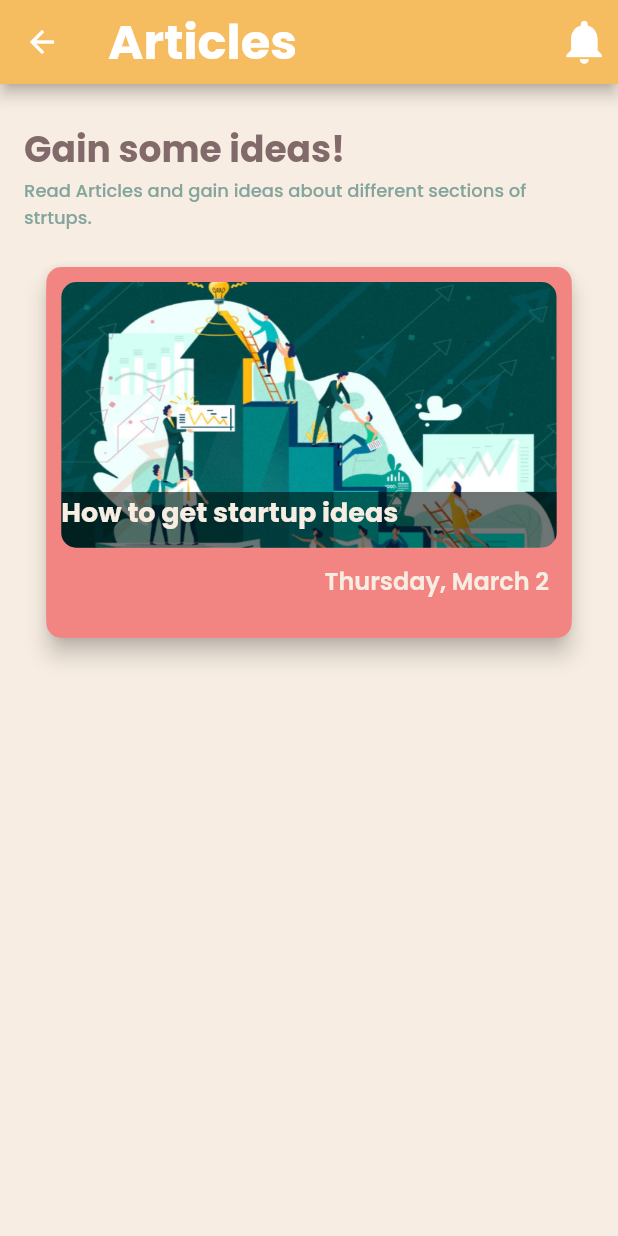
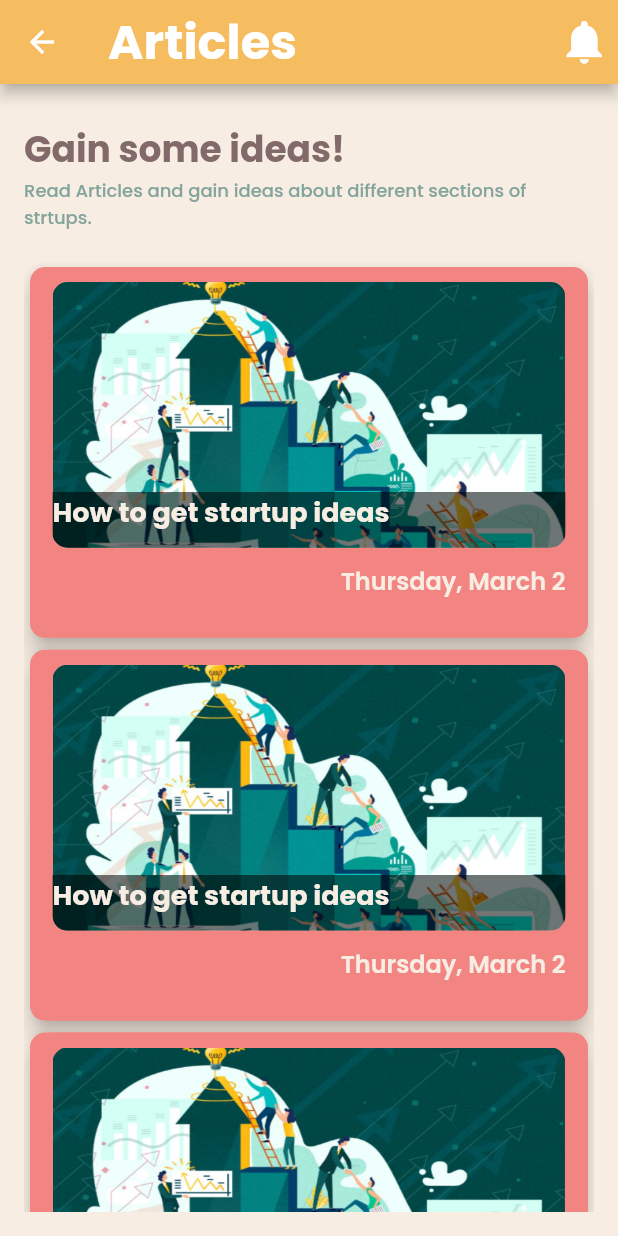
Before and after one commit to IrshadSTX/foundr-mobile-application, a Flutter app: the ArticleScreen screen opened directly, on a phone screen of 412 x 824 dp. Run offline on Flutter 3.47's test engine with Material 2 defaults, Android fonts, the phone set to English and light mode, and no system bars; our stand-ins replace dio, flutter_secure_storage, google_fonts, jwt_decoder; missing offline and left inert: circle_bottom_navigation_bar; accounts and stored records are empty.

Commit message:
articlesetdesign

```diff
--- a/lib/views/main_screens/article_screen/article_screen.dart
+++ b/lib/views/main_screens/article_screen/article_screen.dart
@@ -2,7 +2,8 @@ import 'package:flutter/material.dart';
 import 'package:foundr_project/core/colors.dart';
 import 'package:foundr_project/core/constants.dart';
 import 'package:foundr_project/core/widgets/textstyle.dart';
-import 'package:foundr_project/views/main_screens/article_screen/widgets/article_card_widget.dart';
+
+import 'widgets/article_card_widget.dart';
 
 class ArticleScreen extends StatelessWidget {
   const ArticleScreen({super.key});
@@ -54,16 +55,12 @@ class ArticleScreen extends StatelessWidget {
               ],
             ),
             kHeight20,
-            Card(
-              color: kRose,
-              elevation: 6,
-              shape: const RoundedRectangleBorder(
-                borderRadius: BorderRadius.all(
-                  Radius.circular(10),
-                ),
+            Expanded(
+              child: ListView.builder(
+                itemBuilder: (context, index) => ArticleCardWidget(size: size),
+                itemCount: 3,
               ),
-              child: ArticleCardWIdget(size: size),
-            )
+            ),
           ],
         ),
       ),
--- a/lib/views/main_screens/article_screen/widgets/article_card_widget.dart
+++ b/lib/views/main_screens/article_screen/widgets/article_card_widget.dart
@@ -1,9 +1,10 @@
 import 'package:flutter/material.dart';
 import 'package:foundr_project/core/colors.dart';
-import 'package:foundr_project/core/widgets/textstyle.dart';
 
-class ArticleCardWIdget extends StatelessWidget {
-  const ArticleCardWIdget({
+import '../../../../core/widgets/textstyle.dart';
+
+class ArticleCardWidget extends StatelessWidget {
+  const ArticleCardWidget({
     super.key,
     required this.size,
   });
@@ -12,11 +13,19 @@ class ArticleCardWIdget extends StatelessWidget {
 
   @override
   Widget build(BuildContext context) {
-    return Container(
+    return Card(
+        color: kRose,
+        elevation: 6,
+        shape: const RoundedRectangleBorder(
+          borderRadius: BorderRadius.all(
+            Radius.circular(10),
+          ),
+        ),
+        child: Container(
           height: size.height * 0.30,
           width: size.width * 0.85,
-      decoration:
-          BoxDecoration(color: kRose, borderRadius: BorderRadius.circular(15)),
+          decoration: BoxDecoration(
+              color: kRose, borderRadius: BorderRadius.circular(15)),
           child: Padding(
             padding: const EdgeInsets.all(10.0),
             child: Column(
@@ -74,6 +83,6 @@ class ArticleCardWIdget extends StatelessWidget {
               ],
             ),
           ),
-    );
+        ));
   }
 }
```
Lines whose indentation alone changed are shown as unchanged.
